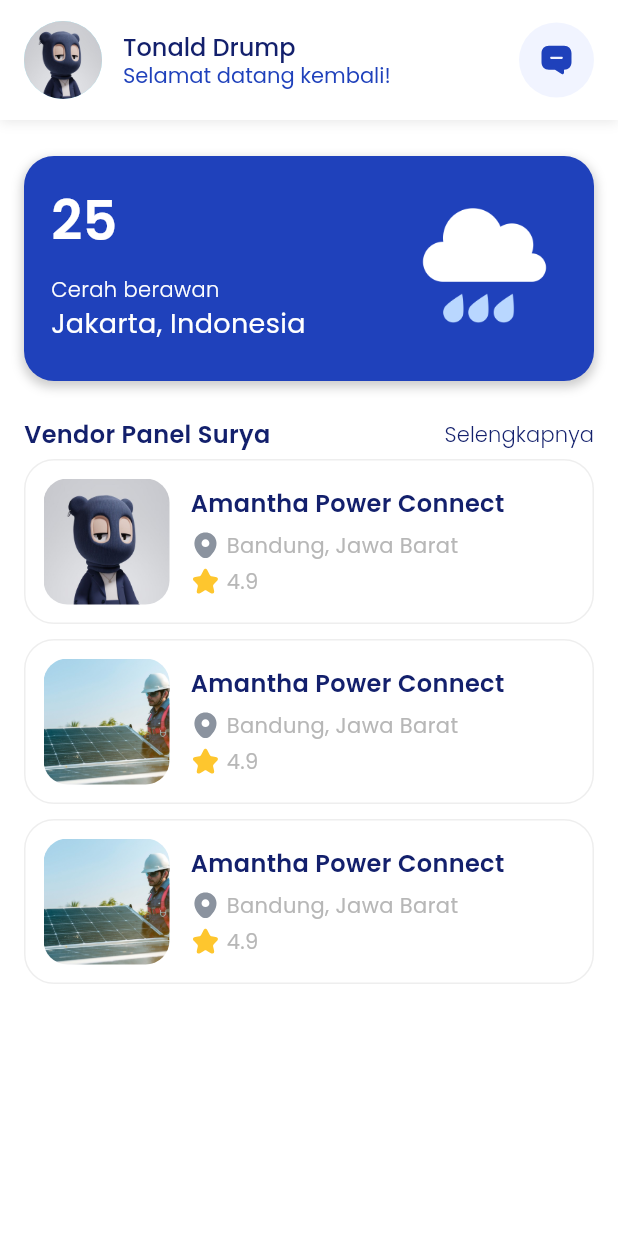
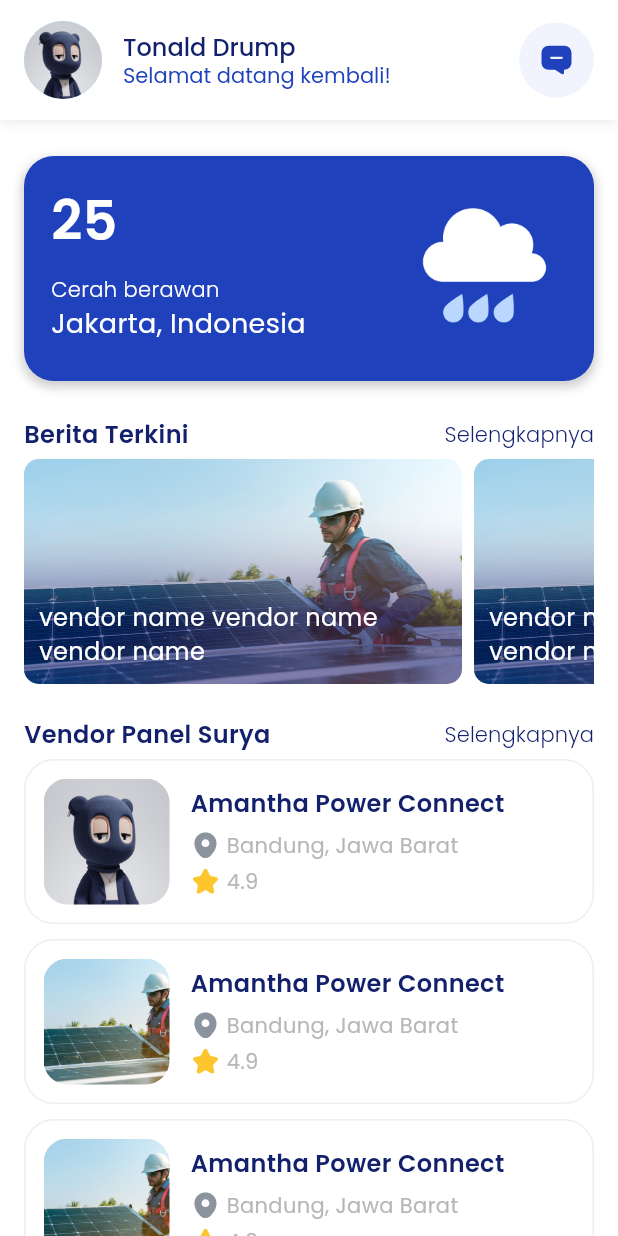
Before and after one commit to fauzihub13/sunmate, a Flutter app: the screen it shows after launch, on a phone screen of 412 x 824 dp. Run offline on Flutter 3.47's test engine with Material 3 defaults, Android fonts, the phone set to English and light mode, and no system bars; our stand-ins replace flutter_svg.

Commit message:
feat: news slider on home screen

```diff
--- a/lib/src/core/components/list_vendor.dart
+++ b/lib/src/core/components/list_vendor.dart
@@ -1,6 +1,6 @@
 import 'package:flutter/material.dart';
 import 'package:flutter_sunmate/src/data/models/vendor.dart';
-import 'package:flutter_sunmate/src/presentation/home/widgets/vendor_card.dart';
+import 'package:flutter_sunmate/src/core/components/vendor_card.dart';
 
 class ListVendor extends StatelessWidget {
   final int? itemCount;
@@ -18,7 +18,7 @@ class ListVendor extends StatelessWidget {
           return Padding(
             padding: const EdgeInsets.symmetric(
                 horizontal: 16.0,
-                vertical: 5.0), // Tambahkan vertical spacing di sini
+                vertical: 5.0),
             child: VendorCard(data: vendor),
           );
         },
--- /dev/null
+++ b/lib/src/core/components/news_card.dart
@@ -0,0 +1,67 @@
+import 'package:flutter/material.dart';
+import 'package:flutter_sunmate/src/core/constants/colors.dart';
+
+class NewsCard extends StatelessWidget {
+  const NewsCard({Key? key});
+
+  @override
+  Widget build(BuildContext context) {
+    return Container(
+      height: 100,
+      width: 300,
+      child: Padding(
+        padding: const EdgeInsets.only(right: 8.0),
+        child: Stack(
+          children: [
+            ClipRRect(
+              borderRadius: BorderRadius.circular(10),
+              child: Image.asset(
+                'assets/images/vendor/vendor-1.jpg',
+                width: double.infinity,
+                height: double.infinity,
+                fit: BoxFit.cover,
+              ),
+            ),
+            ClipRRect(
+              borderRadius: BorderRadius.circular(10),
+              child: const SizedBox(
+                width: double.infinity,
+                height: double.infinity,
+                child: DecoratedBox(
+                  decoration: BoxDecoration(
+                    gradient: LinearGradient(
+                      begin: Alignment.topCenter,
+                      end: Alignment.bottomCenter,
+                      colors: [
+                        Color.fromRGBO(255, 255, 255, 0),
+                        Color.fromRGBO(0, 0, 96, 0.498),
+                      ],
+                      stops: [
+                        0.2,
+                        0.7,
+                      ],
+                    ),
+                  ),
+                ),
+              ),
+            ),
+            Align(
+              alignment: Alignment.bottomLeft,
+              child: Padding(
+                padding: const EdgeInsets.all(10.0),
+                child: Text(
+                  "vendor name vendor name vendor name ",
+                  maxLines: 2,
+                  style: const TextStyle(
+                      fontSize: 16.0,
+                      fontWeight: FontWeight.w400,
+                      color: AppColors.white),
+                ),
+              ),
+            ),
+          ],
+        ),
+      ),
+    );
+  }
+}
--- /dev/null
+++ b/lib/src/core/components/slider_news.dart
@@ -0,0 +1,28 @@
+import 'package:flutter/material.dart';
+import 'package:flutter_sunmate/src/core/components/news_card.dart';
+
+class SliderNews extends StatelessWidget {
+  const SliderNews({super.key});
+
+  @override
+  Widget build(BuildContext context) {
+    final _scrollController = ScrollController();
+
+    return Scrollbar(
+      controller: _scrollController,
+      child: Container(
+        height: 150,
+        padding: const EdgeInsets.symmetric(horizontal: 16.0),
+        margin: const EdgeInsets.only(top: 5.0),
+        child: ListView(
+            scrollDirection: Axis.horizontal,
+            controller: _scrollController,
+            children: [
+              NewsCard(),
+              NewsCard(),
+              NewsCard(),
+            ]),
+      ),
+    );
+  }
+}
--- a/lib/src/presentation/home/pages/home_page.dart
+++ b/lib/src/presentation/home/pages/home_page.dart
@@ -1,5 +1,6 @@
 import 'package:flutter/material.dart';
 import 'package:flutter_sunmate/src/core/components/list_vendor.dart';
+import 'package:flutter_sunmate/src/core/components/slider_news.dart';
 import 'package:flutter_sunmate/src/presentation/home/widgets/appbar.dart';
 import 'package:flutter_sunmate/src/presentation/home/widgets/banner.dart';
 import 'package:flutter_sunmate/src/presentation/home/widgets/title_section.dart';
@@ -12,7 +13,6 @@ class HomePage extends StatefulWidget {
 }
 
 class _HomePageState extends State<HomePage> {
-
   @override
   Widget build(BuildContext context) {
     return Scaffold(
@@ -24,6 +24,14 @@ class _HomePageState extends State<HomePage> {
               child: Column(
                 children: [
                   const HomeBanner(),
+                  Padding(
+                    padding:
+                        const EdgeInsets.symmetric(horizontal: 16, vertical: 0),
+                    child:
+                        TitleSection(title: 'Berita Terkini', onPressed: () {}),
+                  ),
+                  const SliderNews(),
+                  const SizedBox(height: 22.0),
                   Padding(
                     padding:
                         const EdgeInsets.symmetric(horizontal: 16, vertical: 0),
```
Also changed, not shown: lib/src/core/components/vendor_card.dart (renamed from lib/src/presentation/home/widgets/vendor_card.dart).
